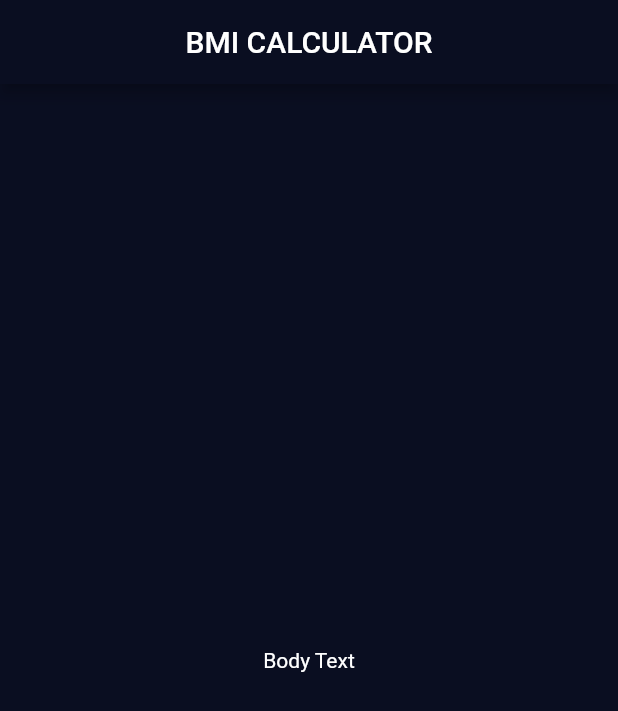
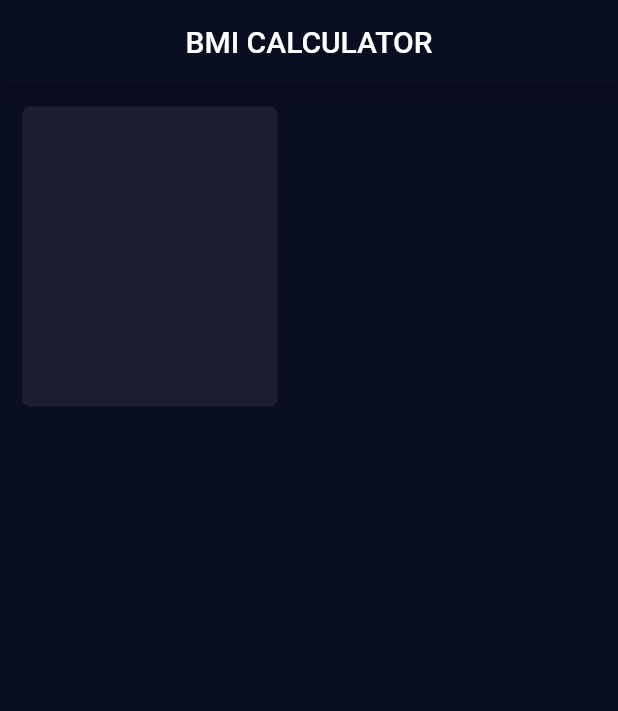
Before and after one commit to TsengYiYao/bmi-calculator, a Flutter app: the screen it shows after launch, on a phone screen of 412 x 824 dp. Shown: the top 711 px of the screen. Run offline on Flutter 3.47's test engine with Material 2 defaults, Android fonts, the phone set to English and light mode, and no system bars.

Commit message:
add BoxDecoration to Container

```diff
--- a/lib/input_page.dart
+++ b/lib/input_page.dart
@@ -13,8 +13,14 @@ class _InputPageState extends State<InputPage> {
         centerTitle: true,
         title: Text('BMI CALCULATOR'),
       ),
-      body: Center(
-        child: Text('Body Text'),
+      body: Container(
+        margin: EdgeInsets.all(15),
+        decoration: BoxDecoration(
+          color: Color(0XFF1D1E33),
+          borderRadius: BorderRadius.circular(5),
+        ),
+        height: 200,
+        width: 170,
       ),
 //      floatingActionButton: Theme(
 //        data: ThemeData(accentColor: Colors.purple),
```
